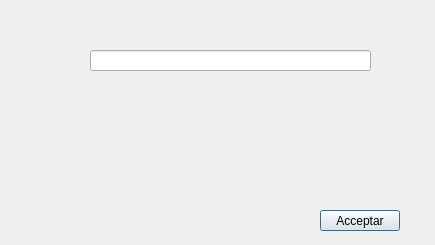
First picture: the form in config.ui, repository Sparklester/QLauncher, before the edit.
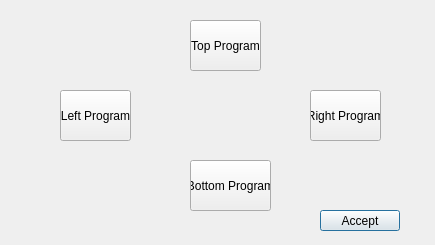
Second picture: the form after the edit.

What changed in the file:
```diff
--- a/config.ui
+++ b/config.ui
@@ -13,20 +13,7 @@
   <property name="windowTitle">
    <string>Dialog</string>
   </property>
-  <widget class="QLineEdit" name="lineEdit">
-   <property name="geometry">
-    <rect>
-     <x>90</x>
-     <y>50</y>
-     <width>281</width>
-     <height>21</height>
-    </rect>
-   </property>
-   <property name="text">
-    <string/>
-   </property>
-  </widget>
-  <widget class="QPushButton" name="pushButton">
+  <widget class="QPushButton" name="accept">
    <property name="geometry">
     <rect>
      <x>320</x>
@@ -36,7 +23,59 @@
     </rect>
    </property>
    <property name="text">
-    <string>Acceptar</string>
+    <string>Accept</string>
+   </property>
+  </widget>
+  <widget class="QPushButton" name="top">
+   <property name="geometry">
+    <rect>
+     <x>190</x>
+     <y>20</y>
+     <width>71</width>
+     <height>51</height>
+    </rect>
+   </property>
+   <property name="text">
+    <string>Top Program</string>
+   </property>
+  </widget>
+  <widget class="QPushButton" name="bottom">
+   <property name="geometry">
+    <rect>
+     <x>190</x>
+     <y>160</y>
+     <width>81</width>
+     <height>51</height>
+    </rect>
+   </property>
+   <property name="text">
+    <string>Bottom Program</string>
+   </property>
+  </widget>
+  <widget class="QPushButton" name="left">
+   <property name="geometry">
+    <rect>
+     <x>60</x>
+     <y>90</y>
+     <width>71</width>
+     <height>51</height>
+    </rect>
+   </property>
+   <property name="text">
+    <string>Left Program</string>
+   </property>
+  </widget>
+  <widget class="QPushButton" name="right">
+   <property name="geometry">
+    <rect>
+     <x>310</x>
+     <y>90</y>
+     <width>71</width>
+     <height>51</height>
+    </rect>
+   </property>
+   <property name="text">
+    <string>Right Program</string>
    </property>
   </widget>
  </widget>
```
